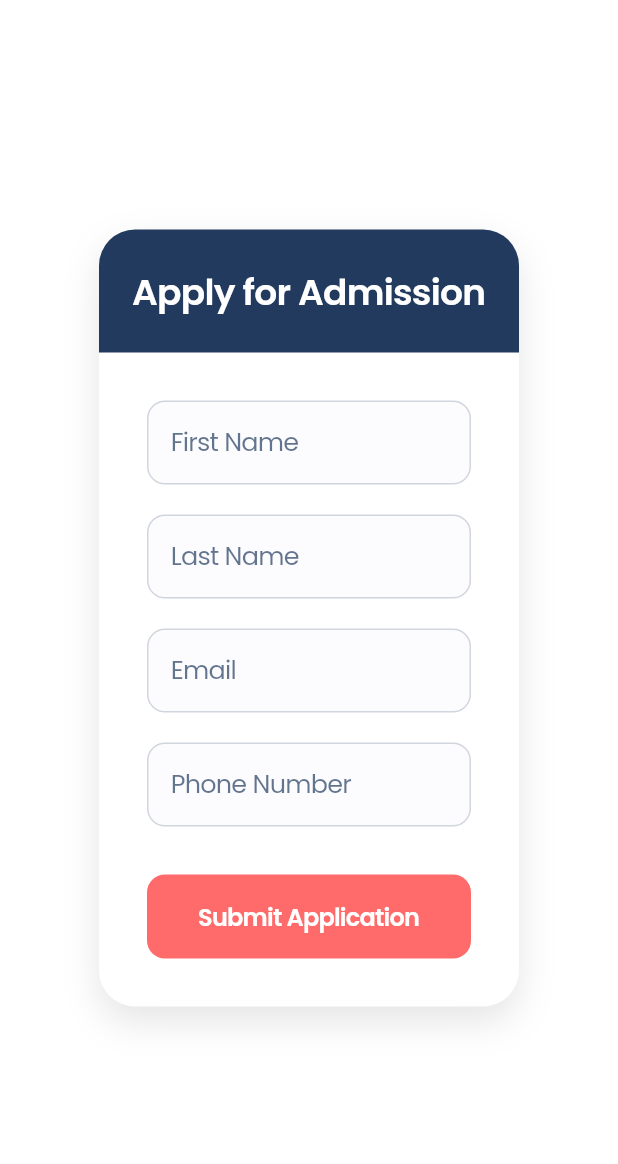
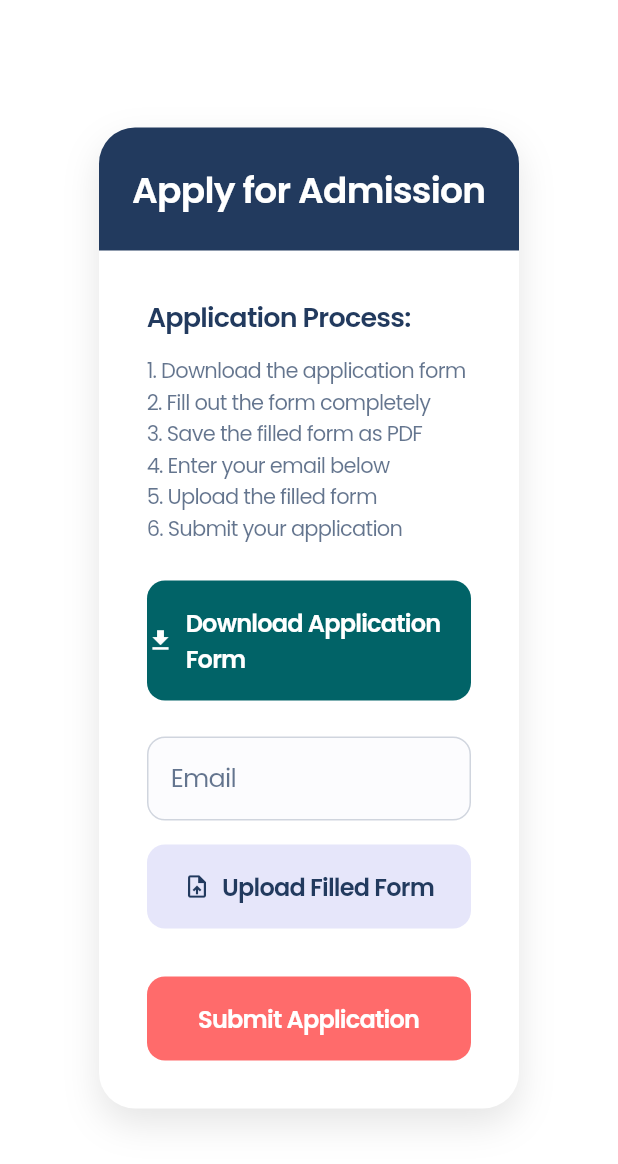
Before and after one commit to mano-ranjan/values_web_app, a Flutter app: the RegistrationForm widget shown alone on an empty page, opened directly, on a phone screen of 412 x 824 dp. Shown: the top 1164 px of the screen. Run offline on Flutter 3.47's test engine with Material 3 defaults, Android fonts, the phone set to English and light mode, and no system bars; our stand-ins replace equatable, file_picker, flutter_bloc, flutter_svg, google_fonts, responsive_framework and 1 more; accounts and stored records are empty; network calls fail.

Commit message:
Update dependencies in pubspec.yaml and pubspec.lock, integrate file_picker and open_file packages for file handling in the registration form, and implement file upload functionality. Refactor registration process to include downloading and uploading application forms, enhancing user experience with improved error handling and UI updates.

```diff
--- a/lib/features/admissions/widgets/registration_form.dart
+++ b/lib/features/admissions/widgets/registration_form.dart
@@ -2,6 +2,9 @@ import 'package:flutter/material.dart';
 import 'package:supabase_flutter/supabase_flutter.dart';
 import 'package:values_web_app/shared/theme/app_theme.dart';
 import 'package:google_fonts/google_fonts.dart';
+import 'package:file_picker/file_picker.dart';
+import 'dart:typed_data';
+import 'package:url_launcher/url_launcher.dart';
 
 class RegistrationForm extends StatefulWidget {
   const RegistrationForm({super.key});
@@ -13,23 +16,92 @@ class RegistrationForm extends StatefulWidget {
 class _RegistrationFormState extends State<RegistrationForm> {
   final _formKey = GlobalKey<FormState>();
   final _emailController = TextEditingController();
-  final _firstNameController = TextEditingController();
-  final _lastNameController = TextEditingController();
-  final _phoneController = TextEditingController();
   bool _isLoading = false;
   String? _errorMessage;
+  String? _selectedFileName;
+  Uint8List? _selectedFileBytes;
 
   @override
   void dispose() {
     _emailController.dispose();
-    _firstNameController.dispose();
-    _lastNameController.dispose();
-    _phoneController.dispose();
     super.dispose();
   }
 
-  Future<void> _register() async {
+  Future<void> _downloadForm() async {
+    setState(() {
+      _isLoading = true;
+      _errorMessage = null;
+    });
+
+    try {
+      final supabase = Supabase.instance.client;
+      final String publicUrl = await supabase.storage
+          .from('admission-forms')
+          .getPublicUrl('admission_form.pdf');
+
+      final Uri url = Uri.parse(publicUrl);
+      if (await canLaunchUrl(url)) {
+        await launchUrl(url);
+        if (mounted) {
+          ScaffoldMessenger.of(context).showSnackBar(
+            const SnackBar(
+              content: Text('Application form downloaded successfully!'),
+              backgroundColor: Colors.green,
+            ),
+          );
+        }
+      } else {
+        throw 'Could not download the form. Please try again.';
+      }
+    } catch (e) {
+      setState(() {
+        _errorMessage = 'Error downloading form: ${e.toString()}';
+      });
+    } finally {
+      if (mounted) {
+        setState(() {
+          _isLoading = false;
+        });
+      }
+    }
+  }
+
+  Future<void> _pickAndUploadFile() async {
+    try {
+      final result = await FilePicker.platform.pickFiles(
+        type: FileType.custom,
+        allowedExtensions: ['pdf'],
+        withData: true,
+      );
+
+      if (result != null && result.files.single.bytes != null) {
+        setState(() {
+          _selectedFileName = result.files.single.name;
+          _selectedFileBytes = result.files.single.bytes;
+        });
+
+        ScaffoldMessenger.of(context).showSnackBar(
+          SnackBar(
+            content: Text('Selected file: ${_selectedFileName}'),
+            backgroundColor: Colors.green,
+          ),
+        );
+      }
+    } catch (e) {
+      setState(() {
+        _errorMessage = 'Error selecting file: ${e.toString()}';
+      });
+    }
+  }
+
+  Future<void> _submitApplication() async {
     if (!_formKey.currentState!.validate()) return;
+    if (_selectedFileBytes == null) {
+      setState(() {
+        _errorMessage = 'Please upload your filled application form';
+      });
+      return;
+    }
 
     setState(() {
       _isLoading = true;
@@ -38,11 +110,27 @@ class _RegistrationFormState extends State<RegistrationForm> {
 
     try {
       final supabase = Supabase.instance.client;
+      final timestamp = DateTime.now().millisecondsSinceEpoch;
+      final fileName = 'application_${_emailController.text}_$timestamp.pdf';
+
+      // Upload the file to Supabase Storage
+      await supabase.storage
+          .from('submitted-applications')
+          .uploadBinary(
+            fileName,
+            _selectedFileBytes!,
+            fileOptions: const FileOptions(
+              contentType: 'application/pdf',
+              upsert: false,
+            ),
+          );
+
+      // Store the application record in the database
       await supabase.from('applications').insert({
-        'first_name': _firstNameController.text.trim(),
-        'last_name': _lastNameController.text.trim(),
         'email': _emailController.text.trim(),
-        'phone': _phoneController.text.trim(),
+        'file_name': fileName,
+        'status': 'submitted',
+        'submitted_at': DateTime.now().toIso8601String(),
       }).select();
 
       if (mounted) {
@@ -54,13 +142,9 @@ class _RegistrationFormState extends State<RegistrationForm> {
         );
         Navigator.of(context).pop();
       }
-    } on PostgrestException catch (e) {
-      setState(() {
-        _errorMessage = e.message;
-      });
     } catch (e) {
       setState(() {
-        _errorMessage = 'An unexpected error occurred. Please try again.';
+        _errorMessage = 'Error submitting application: ${e.toString()}';
       });
     } finally {
       if (mounted) {
@@ -70,51 +154,6 @@ class _RegistrationFormState extends State<RegistrationForm> {
       }
     }
   }
-
-  // Future<void> _register() async {
-  //   if (!_formKey.currentState!.validate()) return;
-
-  //   setState(() {
-  //     _isLoading = true;
-  //     _errorMessage = null;
-  //   });
-
-  //   try {
-  //     final supabase = Supabase.instance.client;
-  //     final response = await supabase.from('applications').insert({
-  //       'first_name': _firstNameController.text.trim(),
-  //       'last_name': _lastNameController.text.trim(),
-  //       'email': _emailController.text.trim(),
-  //       'phone': _phoneController.text.trim(),
-  //     });
-
-  //     if (response.error == null) {
-  //       if (mounted) {
-  //         ScaffoldMessenger.of(context).showSnackBar(
-  //           const SnackBar(
-  //             content: Text('Application submitted successfully!'),
-  //             backgroundColor: Colors.green,
-  //           ),
-  //         );
-  //         Navigator.of(context).pop();
-  //       }
-  //     } else {
-  //       setState(() {
-  //         _errorMessage = response.error!.message;
-  //       });
-  //     }
-  //   } catch (error) {
-  //     setState(() {
-  //       _errorMessage = error.toString();
-  //     });
-  //   } finally {
-  //     if (mounted) {
-  //       setState(() {
-  //         _isLoading = false;
-  //       });
-  //     }
-  //   }
-  // }
 
   @override
   Widget build(BuildContext context) {
@@ -169,14 +208,31 @@ class _RegistrationFormState extends State<RegistrationForm> {
                     child: Column(
                       crossAxisAlignment: CrossAxisAlignment.stretch,
                       children: [
+                        Text(
+                          'Application Process:',
+                          style: GoogleFonts.poppins(
+                            fontSize: 18,
+                            fontWeight: FontWeight.w600,
+                            color: AppTheme.deepNavy,
+                          ),
+                        ),
+                        const SizedBox(height: 12),
+                        Text(
+                          '1. Download the application form\n'
+                          '2. Fill out the form completely\n'
+                          '3. Save the filled form as PDF\n'
+                          '4. Enter your email below\n'
+                          '5. Upload the filled form\n'
+                          '6. Submit your application',
+                          style: GoogleFonts.poppins(
+                            fontSize: 14,
+                            color: AppTheme.deepNavy.withOpacity(0.7),
+                            height: 1.5,
+                          ),
+                        ),
+                        const SizedBox(height: 24),
                         if (_errorMessage != null)
-                          InkWell(
-                            onTap: () {
-                              print(
-                                'the apply supbase error is : $_errorMessage',
-                              );
-                            },
-                            child: Container(
+                          Container(
                             padding: const EdgeInsets.all(12),
                             margin: const EdgeInsets.only(bottom: 24),
                             decoration: BoxDecoration(
@@ -186,7 +242,7 @@ class _RegistrationFormState extends State<RegistrationForm> {
                                 color: Colors.red.withOpacity(0.3),
                               ),
                             ),
-                              child: Text(
+                            child: SelectableText(
                               _errorMessage!,
                               style: GoogleFonts.poppins(
                                 color: Colors.red,
@@ -195,83 +251,27 @@ class _RegistrationFormState extends State<RegistrationForm> {
                               textAlign: TextAlign.center,
                             ),
                           ),
+                        ElevatedButton.icon(
+                          onPressed: _isLoading ? null : _downloadForm,
+                          style: ElevatedButton.styleFrom(
+                            backgroundColor: AppTheme.teal,
+                            foregroundColor: AppTheme.surfaceColor,
+                            padding: const EdgeInsets.symmetric(vertical: 16),
+                            shape: RoundedRectangleBorder(
+                              borderRadius: BorderRadius.circular(12),
                             ),
-                        TextFormField(
-                          controller: _firstNameController,
-                          decoration: InputDecoration(
-                            labelText: 'First Name',
-                            labelStyle: GoogleFonts.poppins(
-                              color: AppTheme.deepNavy.withOpacity(0.7),
+                            elevation: 0,
                           ),
-                            border: OutlineInputBorder(
-                              borderRadius: BorderRadius.circular(12),
-                              borderSide: BorderSide(
-                                color: AppTheme.deepNavy.withOpacity(0.2),
+                          icon: const Icon(Icons.download),
+                          label: Text(
+                            'Download Application Form',
+                            style: GoogleFonts.poppins(
+                              fontSize: 16,
+                              fontWeight: FontWeight.w600,
                             ),
                           ),
-                            enabledBorder: OutlineInputBorder(
-                              borderRadius: BorderRadius.circular(12),
-                              borderSide: BorderSide(
-                                color: AppTheme.deepNavy.withOpacity(0.2),
                         ),
-                            ),
-                            focusedBorder: OutlineInputBorder(
-                              borderRadius: BorderRadius.circular(12),
-                              borderSide: BorderSide(color: AppTheme.coral),
-                            ),
-                            filled: true,
-                            fillColor: AppTheme.lavender.withOpacity(0.1),
-                          ),
-                          style: GoogleFonts.poppins(
-                            fontSize: 16,
-                            color: AppTheme.deepNavy,
-                          ),
-                          validator: (value) {
-                            if (value == null || value.isEmpty) {
-                              return 'Please enter your first name';
-                            }
-                            return null;
-                          },
-                        ),
-                        const SizedBox(height: 20),
-                        TextFormField(
-                          controller: _lastNameController,
-                          decoration: InputDecoration(
-                            labelText: 'Last Name',
-                            labelStyle: GoogleFonts.poppins(
-                              color: AppTheme.deepNavy.withOpacity(0.7),
-                            ),
-                            border: OutlineInputBorder(
-                              borderRadius: BorderRadius.circular(12),
-                              borderSide: BorderSide(
-                                color: AppTheme.deepNavy.withOpacity(0.2),
-                              ),
-                            ),
-                            enabledBorder: OutlineInputBorder(
-                              borderRadius: BorderRadius.circular(12),
-                              borderSide: BorderSide(
-                                color: AppTheme.deepNavy.withOpacity(0.2),
-                              ),
-                            ),
-                            focusedBorder: OutlineInputBorder(
-                              borderRadius: BorderRadius.circular(12),
-                              borderSide: BorderSide(color: AppTheme.coral),
-                            ),
-                            filled: true,
-                            fillColor: AppTheme.lavender.withOpacity(0.1),
-                          ),
-                          style: GoogleFonts.poppins(
-                            fontSize: 16,
-                            color: AppTheme.deepNavy,
-                          ),
-                          validator: (value) {
-                            if (value == null || value.isEmpty) {
-                              return 'Please enter your last name';
-                            }
-                            return null;
-                          },
-                        ),
-                        const SizedBox(height: 20),
+                        const SizedBox(height: 24),
                         TextFormField(
                           controller: _emailController,
                           decoration: InputDecoration(
@@ -313,48 +313,32 @@ class _RegistrationFormState extends State<RegistrationForm> {
                             return null;
                           },
                         ),
-                        const SizedBox(height: 20),
-                        TextFormField(
-                          controller: _phoneController,
-                          decoration: InputDecoration(
-                            labelText: 'Phone Number',
-                            labelStyle: GoogleFonts.poppins(
-                              color: AppTheme.deepNavy.withOpacity(0.7),
+                        const SizedBox(height: 16),
+                        ElevatedButton.icon(
+                          onPressed: _isLoading ? null : _pickAndUploadFile,
+                          style: ElevatedButton.styleFrom(
+                            backgroundColor: AppTheme.lavender,
+                            foregroundColor: AppTheme.deepNavy,
+                            padding: const EdgeInsets.symmetric(vertical: 16),
+                            shape: RoundedRectangleBorder(
+                              borderRadius: BorderRadius.circular(12),
                             ),
-                            border: OutlineInputBorder(
-                              borderRadius: BorderRadius.circular(12),
-                              borderSide: BorderSide(
-                                color: AppTheme.deepNavy.withOpacity(0.2),
+                            elevation: 0,
                           ),
-                            ),
-                            enabledBorder: OutlineInputBorder(
-                              borderRadius: BorderRadius.circular(12),
-                              borderSide: BorderSide(
-                                color: AppTheme.deepNavy.withOpacity(0.2),
-                              ),
-                            ),
-                            focusedBorder: OutlineInputBorder(
-                              borderRadius: BorderRadius.circular(12),
-                              borderSide: BorderSide(color: AppTheme.coral),
-                            ),
-                            filled: true,
-                            fillColor: AppTheme.lavender.withOpacity(0.1),
-                          ),
+                          icon: const Icon(Icons.upload_file),
+                          label: Text(
+                            _selectedFileName ?? 'Upload Filled Form',
                             style: GoogleFonts.poppins(
                               fontSize: 16,
-                            color: AppTheme.deepNavy,
+                              fontWeight: FontWeight.w600,
                             ),
-                          keyboardType: TextInputType.phone,
-                          validator: (value) {
-                            if (value == null || value.isEmpty) {
-                              return 'Please enter your phone number';
-                            }
-                            return null;
-                          },
+                            maxLines: 1,
+                            overflow: TextOverflow.ellipsis,
+                          ),
                         ),
                         const SizedBox(height: 32),
                         ElevatedButton(
-                          onPressed: _isLoading ? null : _register,
+                          onPressed: _isLoading ? null : _submitApplication,
                           style: ElevatedButton.styleFrom(
                             backgroundColor: AppTheme.coral,
                             foregroundColor: AppTheme.surfaceColor,
--- a/lib/main.dart
+++ b/lib/main.dart
@@ -11,8 +11,7 @@ void main() async {
 
   // Initialize Supabase
   await Supabase.initialize(
-    url:
-        'https://vswnpmyjvwpidoxfneed.supabase.co', // Replace with your Supabase URL
+    url: 'https://vswnpmyjvwpidoxfneed.supabase.co',
     anonKey:
         'eyJhbGciOiJIUzI1NiIsInR5cCI6IkpXVCJ9.eyJpc3MiOiJzdXBhYmFzZSIsInJlZiI6InZzd25wbXlqdndwaWRveGZuZWVkIiwicm9sZSI6ImFub24iLCJpYXQiOjE3NDcwMjQwNTQsImV4cCI6MjA2MjYwMDA1NH0.tLb174oRfBoCGfL_qMJXO-x8zLyjh8NzE29_MEntAiU', // Replace with your Supabase anon key
   );
--- a/pubspec.yaml
+++ b/pubspec.yaml
@@ -40,6 +40,9 @@ dependencies:
   shimmer: ^3.0.0
   cupertino_icons: ^1.0.8
   supabase_flutter: ^2.9.0
+  file_picker: ^6.1.1
+  path_provider: ^2.1.2
+  open_file: ^3.3.2
 
 dev_dependencies:
   flutter_test:
```
Also changed, not shown: pubspec.lock, 3 other files. Lines whose indentation alone changed are shown as unchanged.
